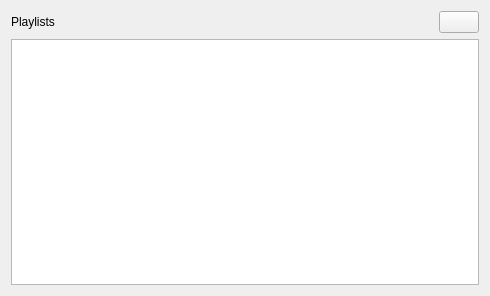
This is ui/PlaylistViewWidget.ui in nichilum/nimamp as Qt 5 draws it before an edit. The edited form follows.
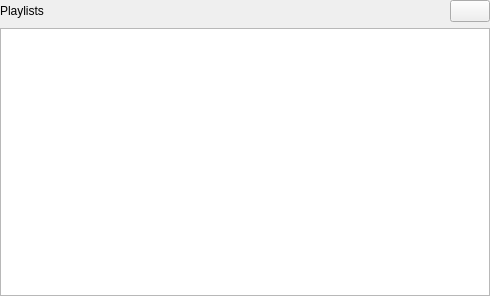
This is the edited form. Icons and pictures are not drawn.

The edit to the form file:
```diff
--- a/ui/PlaylistViewWidget.ui
+++ b/ui/PlaylistViewWidget.ui
@@ -14,6 +14,18 @@
    <string>Form</string>
   </property>
   <layout class="QHBoxLayout" name="horizontalLayout">
+   <property name="leftMargin">
+    <number>0</number>
+   </property>
+   <property name="topMargin">
+    <number>0</number>
+   </property>
+   <property name="rightMargin">
+    <number>0</number>
+   </property>
+   <property name="bottomMargin">
+    <number>0</number>
+   </property>
    <item>
     <layout class="QVBoxLayout" name="verticalLayout_2">
      <item>
```
